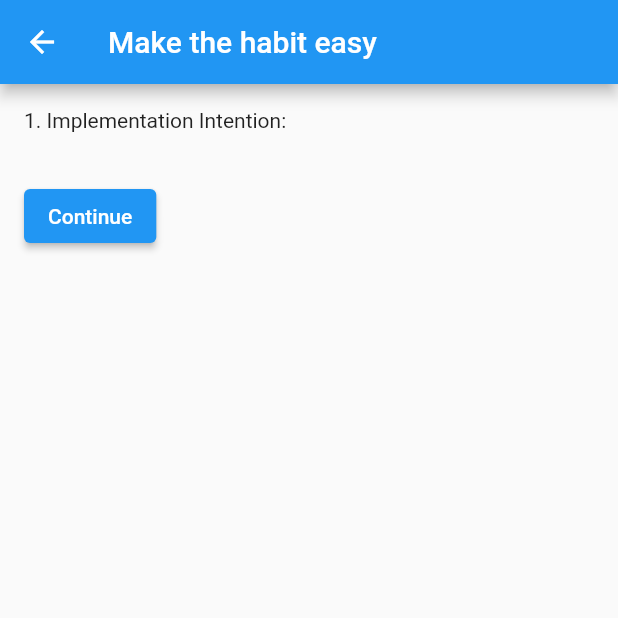
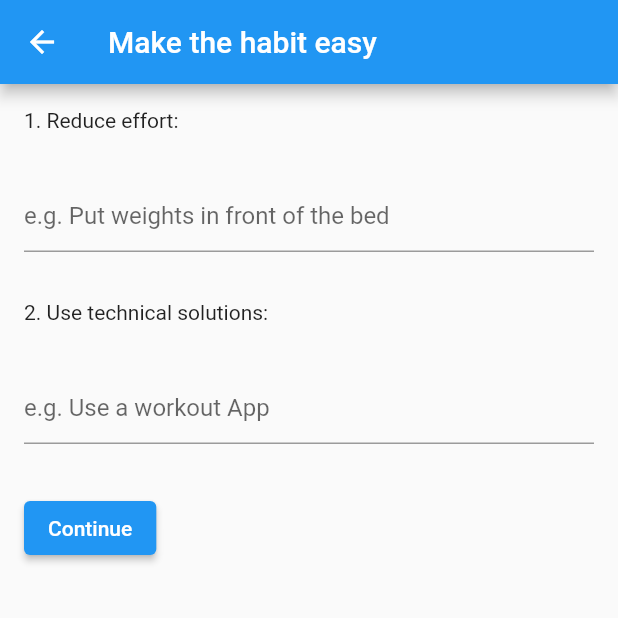
Before and after one commit to renatomameli/Flutter-To-Do-App, a Flutter app: the AddHabitEasyRoute screen opened directly with empty values, on a phone screen of 412 x 824 dp, the top half of it. Run offline on Flutter 3.47's test engine with Material 2 defaults, Android fonts, the phone set to English and light mode, and no system bars.

Commit message:
Add Routes

```diff
--- a/lib/main/AddHabitDialog.dart
+++ b/lib/main/AddHabitDialog.dart
@@ -1,5 +1,5 @@
 import 'package:flutter/material.dart';
-import 'package:habit_changer/widgets/EvelatedButtonAddHabit.dart';
+import 'package:habit_changer/widgets/ElevatedButtonAddHabit.dart';
 
 import '../routes/AddHabitRoute.dart';
 
@@ -11,9 +11,9 @@ class AddHabitDialog {
             mainAxisSize: MainAxisSize.min,
             crossAxisAlignment: CrossAxisAlignment.start,
             children: <Widget>[
-              EvelatedButtonAddHabit(
+              ElevatedButtonAddHabit(
                   text: "Build a habit", createPage: AddHabitRoute()),
-              EvelatedButtonAddHabit(
+              ElevatedButtonAddHabit(
                   text: 'Lose or substitute a habit',
                   createPage: AddHabitRoute())
             ]));
--- a/lib/main/main.dart
+++ b/lib/main/main.dart
@@ -45,7 +45,7 @@ class MainRoute extends StatelessWidget {
           )
         ],
       ),
-      body: HabitBody(HabitStorage()),
+      body: HabitBody(),
     );
   }
 }
--- a/lib/model/Habit.dart
+++ b/lib/model/Habit.dart
@@ -1,21 +1,21 @@
 class Habit {
   final int id;
   final String name;
-  final String description;
+  final String notes;
   final List<String> successAtDate;
 
-  Habit(this.id, this.name, this.description, this.successAtDate);
+  Habit(this.id, this.name, this.notes, this.successAtDate);
 
   Habit.fromJson(Map<String, dynamic> json)
       : id = json['id'],
         name = json['name'],
-        description = json['description'],
+        notes = json['description'],
         successAtDate = json['successAtDate'];
 
   Map<String, dynamic> toJson() => {
     'id': id,
     'name': name,
-    'description': description,
+    'description': notes,
     'successAtDate': successAtDate,
   };
 }
--- a/lib/routes/AddHabitEasyRoute.dart
+++ b/lib/routes/AddHabitEasyRoute.dart
@@ -1,12 +1,12 @@
 import 'package:flutter/material.dart';
+import 'package:habit_changer/widgets/PaddingStandard.dart';
 
 import 'AddHabitSatisfying.dart';
 
 class AddHabitEasyRoute extends StatelessWidget {
   final Map<String, String> newHabitAttractiveFormMap;
 
-  const AddHabitEasyRoute(
-      {Key? key, required this.newHabitAttractiveFormMap})
+  const AddHabitEasyRoute({Key? key, required this.newHabitAttractiveFormMap})
       : super(key: key);
 
   @override
@@ -19,10 +19,11 @@ class AddHabitEasyRoute extends StatelessWidget {
                 Navigator.pop(context);
               },
             )),
-      body: _MyStatefulWidget(
+        body: SingleChildScrollView(
+          child: _MyStatefulWidget(
             newHabitAttractiveFormMap: newHabitAttractiveFormMap,
           ),
-    );
+        ));
   }
 }
 
@@ -36,33 +37,52 @@ class _MyStatefulWidget extends StatefulWidget {
 }
 
 class _MyForm extends State<_MyStatefulWidget> {
-  _MyForm(this.newHabitFormMap);
+  _MyForm(this.newHabitAttractiveFormMap);
 
   final GlobalKey<FormState> _formKey = GlobalKey<FormState>();
-  final Map<String, String> newHabitFormMap;
+  final Map<String, String> newHabitAttractiveFormMap;
   final Map<String, String> newHabitEasyFormMap = {};
 
   @override
   Widget build(BuildContext context) {
     return Form(
         key: _formKey,
-        child: Column(
-            crossAxisAlignment: CrossAxisAlignment.start,
-            children: <Widget>[
-              Padding(
-                  padding: const EdgeInsets.symmetric(
-                      vertical: 16.0, horizontal: 16.0),
-                  child: Text("1. Implementation Intention:")),
-              Padding(
-                padding:
-                const EdgeInsets.symmetric(vertical: 16.0, horizontal: 16.0),
+        child: Column(crossAxisAlignment: CrossAxisAlignment.start, children: <
+            Widget>[
+          PaddingStandard(child: Text("1. Reduce effort:")),
+          PaddingStandard(
+            child: TextFormField(
+              decoration: const InputDecoration(
+                hintText: 'e.g. Put weights in front of the bed',
+              ),
+              validator: (String? value) {
+                newHabitEasyFormMap.putIfAbsent("reduceEffort", () => value!);
+                return null;
+              },
+            ),
+          ),
+          PaddingStandard(child: Text("2. Use technical solutions:")),
+          PaddingStandard(
+            child: TextFormField(
+              decoration: const InputDecoration(
+                hintText: 'e.g. Use a workout App',
+              ),
+              validator: (String? value) {
+                newHabitEasyFormMap.putIfAbsent("technicalSolutions", () => value!);
+                return null;
+              },
+            ),
+          ),
+          PaddingStandard(
             child: ElevatedButton(
               onPressed: () {
                 if (_formKey.currentState!.validate()) {
                   _formKey.currentContext;
                   Navigator.push(
                       context,
-                          MaterialPageRoute(builder: (context) => AddHabitSatisfyingRoute(newHabitAttractiveFormMap: newHabitEasyFormMap)));
+                      MaterialPageRoute(
+                          builder: (context) => AddHabitSatisfyingRoute(
+                              newHabitAttractiveFormMap: newHabitEasyFormMap)));
                 }
               },
               child: const Text('Continue'),
--- a/lib/routes/AddHabitRoute.dart
+++ b/lib/routes/AddHabitRoute.dart
@@ -19,7 +19,7 @@ class AddHabitRoute extends StatelessWidget {
               Navigator.pop(context);
             },
           )),
-      body: const _MyStatefulWidget(),
+      body:  SingleChildScrollView(child: const _MyStatefulWidget())
     ));
   }
 }
--- /dev/null
+++ b/lib/routes/AddHabitUtil.dart
@@ -0,0 +1,3 @@
+class AddHabitUtil {
+
+}
--- a/lib/widgets/EvelatedButtonAddHabit.dart
+++ b/lib/widgets/ElevatedButtonAddHabit.dart
@@ -1,8 +1,8 @@
 import 'package:flutter/material.dart';
 
 
-class EvelatedButtonAddHabit extends StatelessWidget {
-  EvelatedButtonAddHabit({
+class ElevatedButtonAddHabit extends StatelessWidget {
+  ElevatedButtonAddHabit({
     Key? key,
     required this.createPage, required this.text,
   }) : super(key: key);
```
Also changed, not shown: lib/file-handling/HabitStorage.dart (+13 -1 lines), lib/file-handling/file_importer.dart (+6 -1 lines), lib/routes/AddHabitSatisfying.dart (+16 -8 lines), lib/widgets/MainBody.dart (+5 -4 lines). Lines whose indentation alone changed are shown as unchanged.
